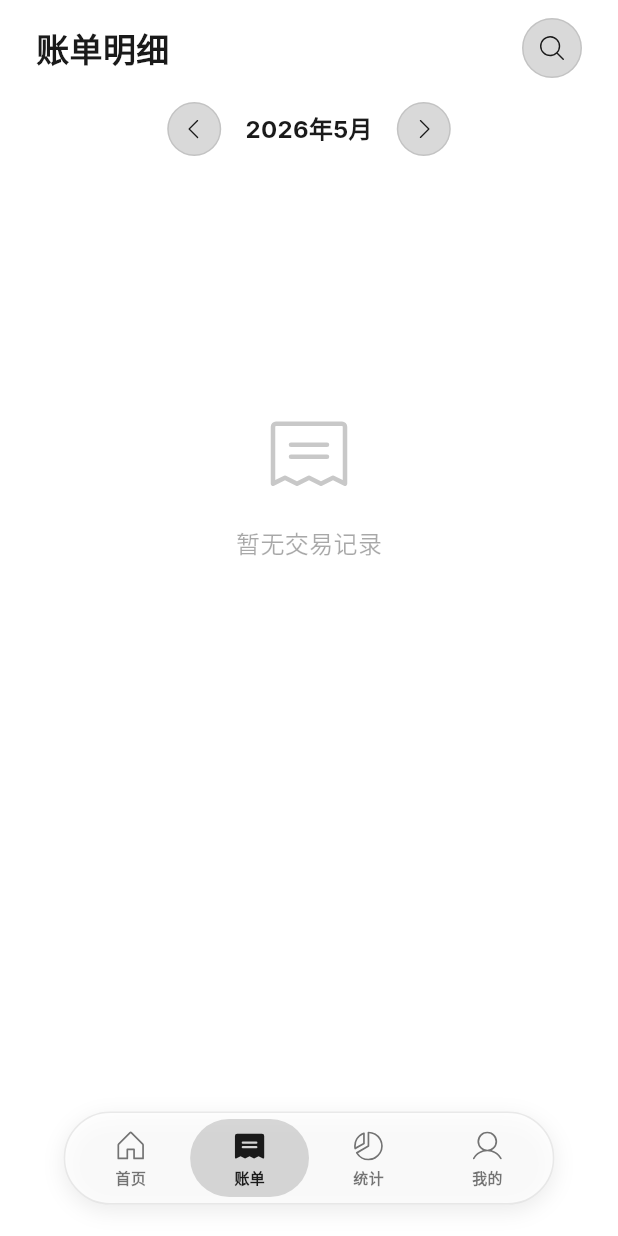
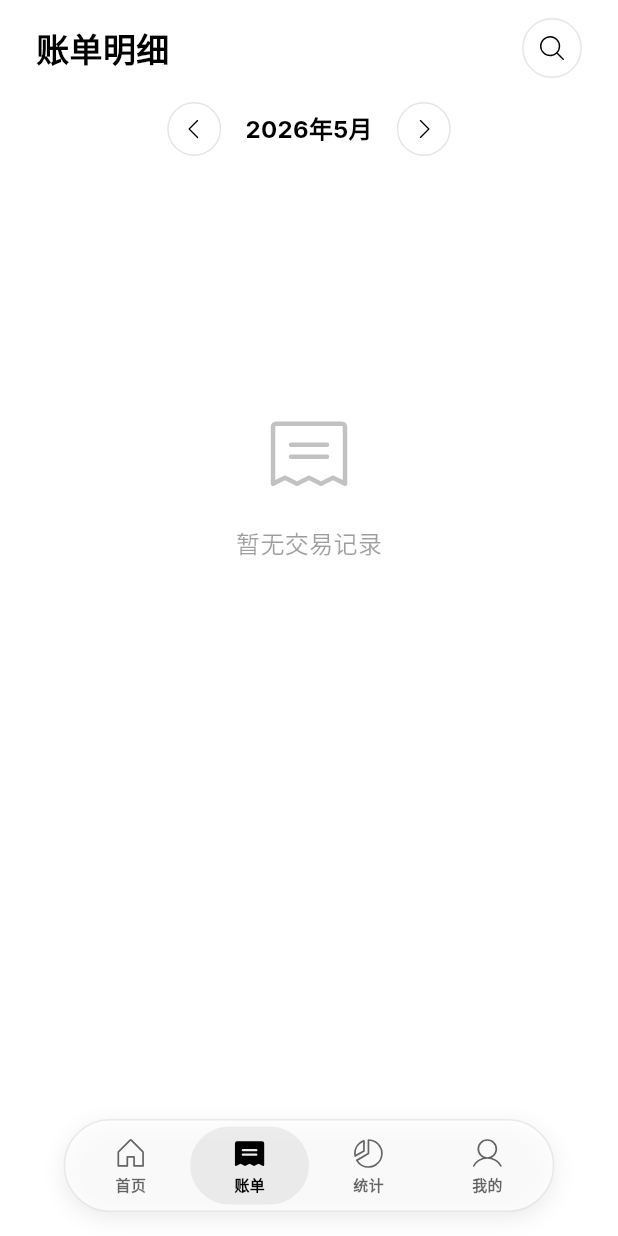
Before and after one commit to Historya/timi, a Flutter app: the screen it shows after launch, item 2 of the bottom bar chosen, on a phone screen of 412 x 824 dp. Run offline on Flutter 3.47's test engine with Material 3 defaults, Android fonts, the phone set to English and light mode, and no system bars; our stand-ins replace drift, flutter_animate, flutter_riverpod, go_router, google_fonts, phosphor_flutter; missing offline and left inert: record; accounts and stored records are empty; generated files the repository leaves out were written again.

Commit message:
feat: 添加浅色主题背景颜色和优化导航栏样式

```diff
--- a/lib/core/theme/app_theme.dart
+++ b/lib/core/theme/app_theme.dart
@@ -21,6 +21,9 @@ class AppTheme {
 
   // 浅色主题表面颜色
   static const Color surfaceLight = Color(0xFFFFFFFF);
+
+  /// 浅色主题背景颜色（浅灰色，与白色卡片形成对比）
+  static const Color surfaceLightBg = Color(0xFFF5F5F5);
   static const Color glassBlack0f = Color(0x0F000000);
   static const Color glassBlack14 = Color(0x14000000);
   static const Color glassBlack1a = Color(0x1A000000);
@@ -40,10 +43,10 @@ class AppTheme {
   static const Color textSecondary = Color(0xB3FFFFFF);
   static const Color textTertiary = Color(0x80FFFFFF);
 
-  /// 根据当前主题返回表面文字颜色
+  /// 根据当前主题返回表面文字颜色（浅色主题下为黑色）
   static Color textOnSurface(BuildContext context) {
     final isDark = Theme.of(context).brightness == Brightness.dark;
-    return isDark ? Colors.white : const Color(0xFF1A1A1A);
+    return isDark ? Colors.white : Colors.black;
   }
 
   /// 表面次要文字颜色（70% 透明度）
@@ -59,7 +62,7 @@ class AppTheme {
   /// 毛玻璃填充色（最浅层）
   static Color glassFill(BuildContext context) {
     final isDark = Theme.of(context).brightness == Brightness.dark;
-    return isDark ? glassWhite1f : glassBlack0f;
+    return isDark ? glassWhite1f : surfaceLight;
   }
 
   /// 毛玻璃描边色
@@ -71,13 +74,20 @@ class AppTheme {
   /// 毛玻璃填充色（中等层）
   static Color glassFillStrong(BuildContext context) {
     final isDark = Theme.of(context).brightness == Brightness.dark;
-    return isDark ? glassWhite1a : glassBlack14;
+    return isDark ? glassWhite1a : surfaceLight;
   }
 
   /// 毛玻璃填充色（最深层）
   static Color glassFillAccent(BuildContext context) {
     final isDark = Theme.of(context).brightness == Brightness.dark;
-    return isDark ? glassWhite40 : glassBlack26;
+    return isDark ? glassWhite40 : surfaceLight;
+  }
+
+
+    /// 毛玻璃填充色（最深层）
+  static Color glassFillNavBar(BuildContext context) {
+    final isDark = Theme.of(context).brightness == Brightness.dark;
+    return isDark ? glassWhite40 : glassBlack0f;
   }
 
   /// 根据主题返回合适的阴影颜色
@@ -85,8 +95,8 @@ class AppTheme {
   static Color glassShadowColor(BuildContext context) {
     final isDark = Theme.of(context).brightness == Brightness.dark;
     return isDark
-        ? Colors.black.withValues(alpha: 0.3)   // 暗色：半透明黑色阴影
-        : Colors.black.withValues(alpha: 0.08);  // 浅色：极淡阴影避免脏污感
+        ? Colors.black.withValues(alpha: 0.3) // 暗色：半透明黑色阴影
+        : Colors.black.withValues(alpha: 0.08); // 浅色：极淡阴影避免脏污感
   }
 
   static ThemeData get darkTheme {
@@ -107,12 +117,14 @@ class AppTheme {
   static ThemeData get lightTheme {
     return ThemeData(
       brightness: Brightness.light,
-      scaffoldBackgroundColor: surfaceLight,
+      scaffoldBackgroundColor: Colors.white,
+      cardColor: Colors.white,
+      primaryColor: accentBlue,
       colorScheme: ColorScheme.light(
-        primary: const Color(0xFF1A1A1A),
-        secondary: glassBlack40,
+        primary: Colors.white,
+        secondary: Colors.white,
         surface: Colors.white,
-        onSurface: const Color(0xFF1A1A1A),
+        onSurface: Colors.black,
       ),
       textTheme: GoogleFonts.interTextTheme(ThemeData.light().textTheme),
       useMaterial3: true,
@@ -134,7 +146,8 @@ class AppTheme {
       color: fill ?? (context != null ? glassFill(context) : glassWhite1f),
       borderRadius: BorderRadius.circular(radius),
       border: Border.all(
-        color: stroke ?? (context != null ? glassStroke(context) : glassStroke33),
+        color:
+            stroke ?? (context != null ? glassStroke(context) : glassStroke33),
         width: strokeWidth,
       ),
     );
@@ -156,10 +169,13 @@ class AppTheme {
       color: fill ?? (context != null ? glassFill(context) : glassWhite1f),
       borderRadius: BorderRadius.circular(radius),
       border: Border.all(
-        color: stroke ?? (context != null ? glassStroke(context) : glassStroke33),
+        color:
+            stroke ?? (context != null ? glassStroke(context) : glassStroke33),
         width: strokeWidth,
       ),
-      boxShadow: shadows ?? [
+      boxShadow:
+          shadows ??
+          [
             BoxShadow(
               color: context != null
                   ? glassShadowColor(context)
--- a/lib/services/tencent_asr_service.dart
+++ b/lib/services/tencent_asr_service.dart
@@ -1,5 +1,6 @@
 import 'dart:async';
 import 'dart:convert';
+import 'dart:developer' as developer;
 import 'dart:io' show WebSocket;
 import 'dart:math';
 import 'dart:typed_data';
@@ -126,7 +127,7 @@ class TencentAsrService implements AsrService {
       RegExp(r'secretid=[^&]+'),
       'secretid=${secretId.substring(0, 8)}***',
     );
-    print('[TencentASR] URL: $maskedUrl');
+    developer.log('[TencentASR] URL: $maskedUrl', name: 'TencentASR');
     return wsUrl;
   }
   // ============================================================
@@ -166,14 +167,14 @@ class TencentAsrService implements AsrService {
       _channel!.stream.listen(
         _handleMessage,
         onError: (error) {
-          print('[TencentASR] 错误: $error');
+          developer.log('[TencentASR] 错误: $error', name: 'TencentASR');
           _stateController.add(AsrConnectionState.error);
           if (!_completer.isCompleted) {
             _completer.completeError(error);
           }
         },
         onDone: () {
-          print('[TencentASR] 连接关闭');
+          developer.log('[TencentASR] 连接关闭', name: 'TencentASR');
           _isConnected = false;
           _stateController.add(AsrConnectionState.disconnected);
           if (!_completer.isCompleted) {
@@ -194,7 +195,7 @@ class TencentAsrService implements AsrService {
   /// - 结束：{"final":1}
   /// - 错误：{"code":4001,"message":"描述"}
   void _handleMessage(dynamic message) {
-    print("asr message: ${message}");
+    developer.log('asr message: $message', name: 'TencentASR');
     // 忽略二进制消息
     if (message is! String) return;
     try {
@@ -203,7 +204,7 @@ class TencentAsrService implements AsrService {
       final code = data['code'] as int?;
       if (code != null && code != 0) {
         final errMsg = data['message'] as String? ?? 'ASR 错误码: $code';
-        print('[TencentASR] 服务端错误: $errMsg');
+        developer.log('[TencentASR] 服务端错误: $errMsg', name: 'TencentASR');
         _stateController.add(AsrConnectionState.error);
         if (!_completer.isCompleted) {
           _completer.completeError(Exception(errMsg));
--- a/lib/ui/settings/settings_screen.dart
+++ b/lib/ui/settings/settings_screen.dart
@@ -198,7 +198,7 @@ class _ToggleSwitch extends StatelessWidget {
         height: 24,
         decoration: BoxDecoration(
           borderRadius: BorderRadius.circular(12),
-          color: value ? AppTheme.accentGreen : AppTheme.glassFillAccent(context),
+          color: value ? AppTheme.accentGreen : AppTheme.glassBlack26,
         ),
         padding: const EdgeInsets.symmetric(horizontal: 3),
         child: Align(
--- a/lib/ui/shared/widgets/scaffold_with_nav_bar.dart
+++ b/lib/ui/shared/widgets/scaffold_with_nav_bar.dart
@@ -13,6 +13,7 @@ class _TabConfig {
   final IconData icon;
   final IconData activeIcon;
   final String label;
+
   const _TabConfig(this.icon, this.activeIcon, this.label);
 }
 
@@ -27,7 +28,11 @@ class ScaffoldWithNavBar extends ConsumerWidget {
   static const _tabs = [
     _TabConfig(PhosphorIconsLight.house, PhosphorIconsFill.house, '首页'),
     _TabConfig(PhosphorIconsLight.receipt, PhosphorIconsFill.receipt, '账单'),
-    _TabConfig(PhosphorIconsLight.chartPieSlice, PhosphorIconsFill.chartPieSlice, '统计'),
+    _TabConfig(
+      PhosphorIconsLight.chartPieSlice,
+      PhosphorIconsFill.chartPieSlice,
+      '统计',
+    ),
     _TabConfig(PhosphorIconsLight.user, PhosphorIconsFill.user, '我的'),
   ];
 
@@ -37,9 +42,16 @@ class ScaffoldWithNavBar extends ConsumerWidget {
     final currentIndex = ref.watch(currentTabIndexProvider);
     // 检测当前是否为暗色模式，用于浅色模式下调整导航栏样式
     final bool isDark = Theme.of(context).brightness == Brightness.dark;
+    // 计算悬浮导航的宽度与底部间距
+    final double screenWidth = MediaQuery.of(context).size.width;
+    final double navWidth = screenWidth > 327 ? 327 : (screenWidth - 32);
+    final double navBottom = MediaQuery.of(context).padding.bottom + 16;
+
     return Scaffold(
-      // body 使用 IndexedStack 保持各标签页状态不丢失
-      body: IndexedStack(
+      // 使用 Stack 将悬浮导航叠加在内容之上，保持各标签页状态不丢失
+      body: Stack(
+        children: [
+          IndexedStack(
             index: currentIndex,
             children: const [
               HomeScreen(),
@@ -48,14 +60,14 @@ class ScaffoldWithNavBar extends ConsumerWidget {
               ProfileScreen(),
             ],
           ),
-      // 底部导航栏：固定高度 SizedBox 防止撑满屏幕
-      bottomNavigationBar: SizedBox(
-        height: 62 + 21, // 药丸高度62 + 底部间距21
-        child: Align(
-          alignment: Alignment.topCenter,
+          Positioned(
+            left: 0,
+            right: 0,
+            bottom: navBottom,
+            child: Center(
               child: Container(
+                width: navWidth,
                 height: 62,
-            constraints: const BoxConstraints(maxWidth: 327),
                 decoration: BoxDecoration(
                   // 浅色模式使用白色毛玻璃，暗色模式保持原有毛玻璃效果
                   color: isDark
@@ -78,6 +90,7 @@ class ScaffoldWithNavBar extends ConsumerWidget {
                 ),
                 padding: const EdgeInsets.all(4),
                 child: Row(
+                  mainAxisSize: MainAxisSize.max,
                   children: List.generate(_tabs.length, (i) {
                     final tab = _tabs[i];
                     final isActive = i == currentIndex;
@@ -86,7 +99,7 @@ class ScaffoldWithNavBar extends ConsumerWidget {
                         onTap: () => ref.read(currentTabIndexProvider.notifier).state = i,
                         child: Container(
                           decoration: BoxDecoration(
-                        color: isActive ? AppTheme.glassFillAccent(context) : Colors.transparent,
+                            color: isActive ? AppTheme.glassFillNavBar(context) : Colors.transparent,
                             borderRadius: BorderRadius.circular(26),
                           ),
                           child: Column(
@@ -120,6 +133,8 @@ class ScaffoldWithNavBar extends ConsumerWidget {
               ),
             ),
           ),
+        ],
+      ),
     );
   }
 }
```
Lines whose indentation alone changed are shown as unchanged.
